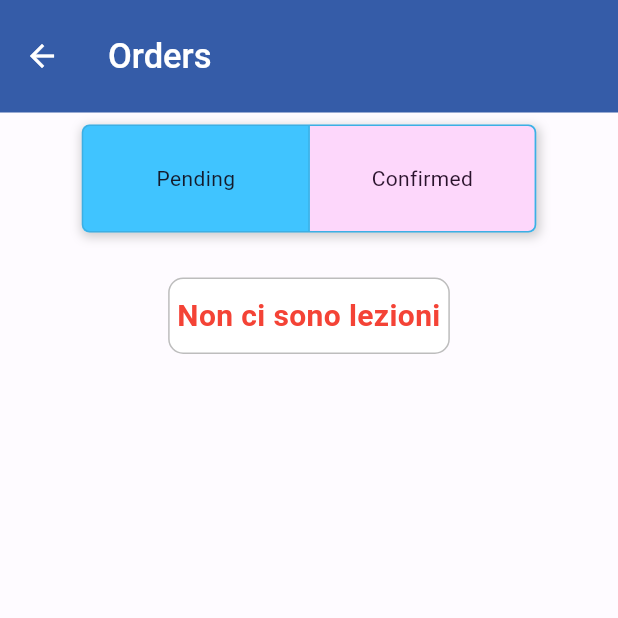
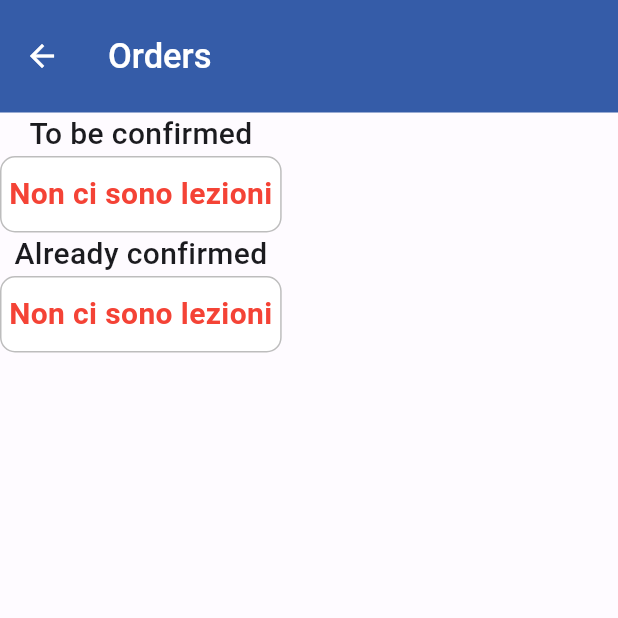
Before and after one commit to ollyexe/Booky, a Flutter app: the Orders screen opened directly, on a phone screen of 412 x 824 dp, the top half of it. Run offline on Flutter 3.47's test engine with Material 2 defaults, Android fonts, the phone set to English and light mode, and no system bars; our stand-ins replace animated_bottom_navigation_bar, auto_size_text, expandable, shared_preferences, table_calendar; missing offline and left inert: flutter_session_manager; accounts and stored records are empty.

Commit message:
Few Changes

```diff
--- a/lib/NavigationBar/Orders.dart
+++ b/lib/NavigationBar/Orders.dart
@@ -43,61 +43,53 @@ class _OrdersState extends State<Orders> {
     return Scaffold(
       appBar: customAppBar(placeholderBack, myText("Orders", 23, Colors.white, FontWeight.w500),75,context),
       backgroundColor: Theme.of(context).colorScheme.background,
-      body: Center(
-
-        child: Padding(
-          padding: const EdgeInsets.all(8.0),
+      body: SingleChildScrollView(
         child: Column(
           children: [
-              Container(
+            myText("To be confirmed", 20, Theme.of(context).colorScheme.onBackground, FontWeight.w500),
+            FutureBuilder<List<Lecture>>(
+              future: SessionManager().get("email").then((value) => getLezioniFinite(value).then((value) => lectureFromJson(value))),
+              builder: (BuildContext context,AsyncSnapshot<List<Lecture>> snapshot){
+                if(snapshot.hasData) {
+                  return ( snapshot.hasData ?  ListOfLectures(snapshot.data!) : CircularProgressIndicator());
+                } else {
+                  return  Container(
                     decoration: BoxDecoration(
-                  color: Theme.of(context).colorScheme.secondaryContainer,
-                  borderRadius: BorderRadius.circular(5),
-                  boxShadow: [
-                    BoxShadow(
-                      color: Theme.of(context).colorScheme.shadow,
-                      spreadRadius: 1,
-                      blurRadius: 5,
-                      offset: const Offset(1, 2)
+                      borderRadius: BorderRadius.circular(10),
+                      color: Colors.white,
+                      border: Border.all(color: Colors.black26, width: 1),
                     ),
-                  ]
+                    padding: const EdgeInsetsDirectional.fromSTEB(5, 10, 0, 10),
+                    child: myText("Non ci sono lezioni ", 20, Colors.red, FontWeight.bold)
+                  );
+                }
+              },
             ),
-                child: buttons(),
+            myText("Already confirmed", 20, Theme.of(context).colorScheme.onBackground, FontWeight.w500),
+            FutureBuilder<List<Lecture>>(
+              future: SessionManager().get("email").then((value) => getNextLezioniPrenotate(value).then((value) => lectureFromJson(value))),
+              builder: (BuildContext context,AsyncSnapshot<List<Lecture>> snapshot){
+                if(snapshot.hasData) {
+                  return ( snapshot.hasData ?  ListOfLectures(snapshot.data!) : CircularProgressIndicator());
+                } else {
+                  return (!snapshot.hasData ? Container(
+                      decoration: BoxDecoration(
+                        borderRadius: BorderRadius.circular(10),
+                        color: Colors.white,
+                        border: Border.all(color: Colors.black26, width: 1),
                       ),
-              const SizedBox(height: 30),
-              screens[index],
+                      padding: const EdgeInsetsDirectional.fromSTEB(5, 10, 0, 10),
+                      child: myText("Non ci sono lezioni ", 20, Colors.red, FontWeight.bold)
+                  ):const CircularProgressIndicator());
+                }
+              },
+            ),
           ],
-          ),
         ),
       )
     );
   }
-  Widget buttons(){
-    return ToggleButtons(
-      onPressed: (int newIndex) {
-        setState(() {
-          for (int i = 0; i < isSelected.length; i++) {
-            isSelected[i] = i == newIndex;
-          }
-          index = newIndex;
-        });
-      },
-      borderRadius: BorderRadius.circular(5),
-      selectedColor: Theme.of(context).colorScheme.onTertiaryContainer,
-      fillColor: Theme.of(context).colorScheme.tertiaryContainer,
-      color: Theme.of(context).colorScheme.onSecondaryContainer,
-      highlightColor: Theme.of(context).colorScheme.tertiaryContainer,
-      constraints: const BoxConstraints(
-        minHeight: 70.0,
-        minWidth: 150.0,
-      ),
-      isSelected: isSelected,
-      children: const [
-        Text("Pending"),
-        Text("Confirmed"),
-      ],
-    );
-  }
+
 }
 
 
@@ -138,6 +130,7 @@ Future<String> getLezioniFinite(String login) async{
   }
 }
 
+/*
 Widget confirmed = FutureBuilder<List<Lecture>>(
   future: SessionManager().get("email").then((value) => getNextLezioniPrenotate(value).then((value) => lectureFromJson(value))),
   builder: (BuildContext context,AsyncSnapshot<List<Lecture>> snapshot){
@@ -178,3 +171,31 @@ Widget pending = FutureBuilder<List<Lecture>>(
     }
   },
 );
+
+Widget buttons(){
+  return ToggleButtons(
+    onPressed: (int newIndex) {
+      setState(() {
+        for (int i = 0; i < isSelected.length; i++) {
+          isSelected[i] = i == newIndex;
+        }
+        index = newIndex;
+      });
+    },
+    borderRadius: BorderRadius.circular(5),
+    selectedColor: Theme.of(context).colorScheme.onTertiaryContainer,
+    fillColor: Theme.of(context).colorScheme.tertiaryContainer,
+    color: Theme.of(context).colorScheme.onSecondaryContainer,
+    highlightColor: Theme.of(context).colorScheme.tertiaryContainer,
+    constraints: const BoxConstraints(
+      minHeight: 70.0,
+      minWidth: 150.0,
+    ),
+    isSelected: isSelected,
+    children: const [
+      Text("Pending"),
+      Text("Confirmed"),
+    ],
+  );
+}
+ */
```
Lines whose indentation alone changed are shown as unchanged.
